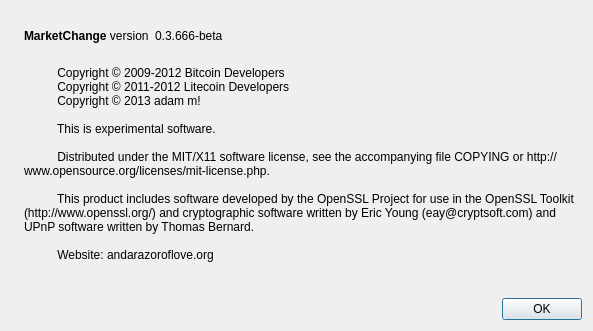
Above: src/qt/forms/aboutdialog.ui from MarketChange/MarketChange before the change. Below: the same form after it.
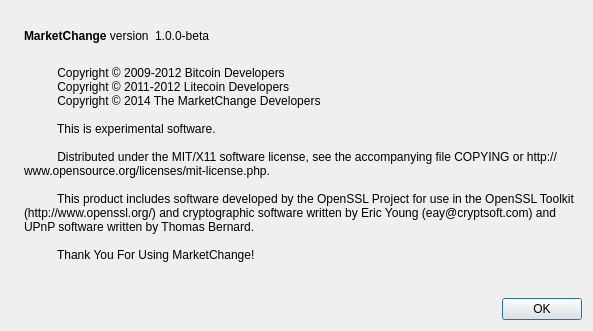
That is the form after the change. Icons and pictures are not drawn.

Commit message: Fixed something in the about page

The edit to the form file:
```diff
--- a/src/qt/forms/aboutdialog.ui
+++ b/src/qt/forms/aboutdialog.ui
@@ -63,7 +63,7 @@
           <cursorShape>IBeamCursor</cursorShape>
          </property>
          <property name="text">
-          <string notr="true">0.3.666-beta</string>
+          <string notr="true">1.0.0-beta</string>
          </property>
          <property name="textFormat">
           <enum>Qt::RichText</enum>
@@ -97,7 +97,7 @@
         <string>
           Copyright © 2009-2012 Bitcoin Developers
           Copyright © 2011-2012 Litecoin Developers
-          Copyright © 2013 adam m!
+          Copyright © 2014 The MarketChange Developers
 
           This is experimental software.
 
@@ -105,7 +105,7 @@
 
           This product includes software developed by the OpenSSL Project for use in the OpenSSL Toolkit (http://www.openssl.org/) and cryptographic software written by Eric Young (eay@cryptsoft.com) and UPnP software written by Thomas Bernard.
 
-          Website: andarazoroflove.org
+          Thank You For Using MarketChange!
         </string>
        </property>
        <property name="wordWrap">
```
